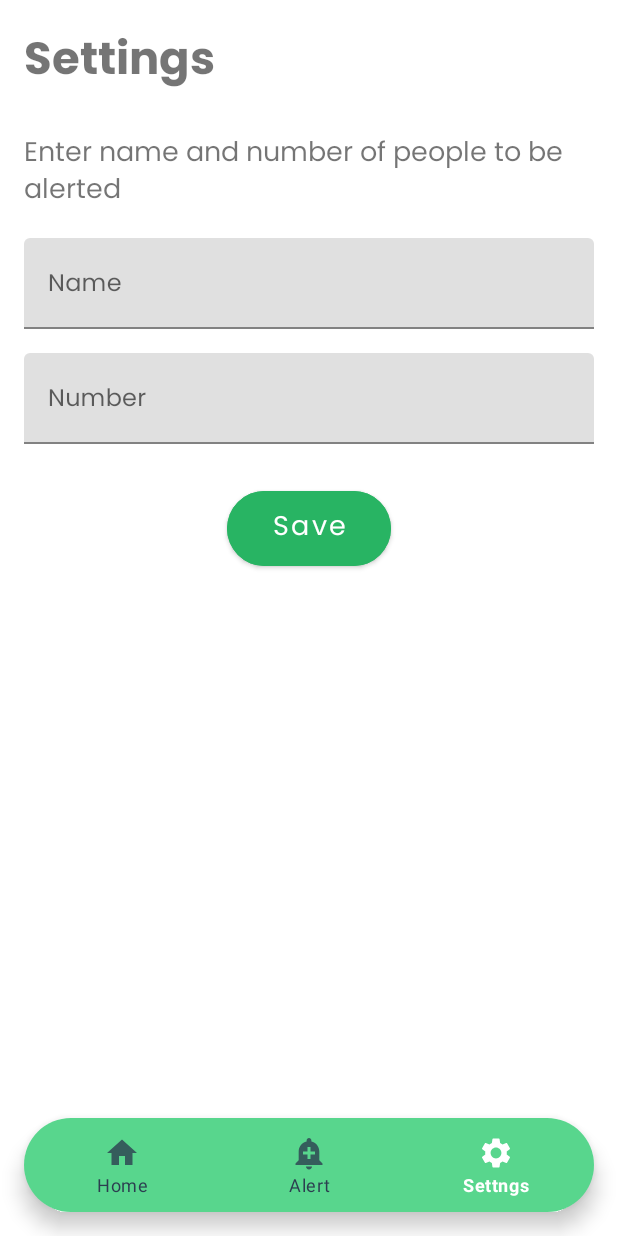
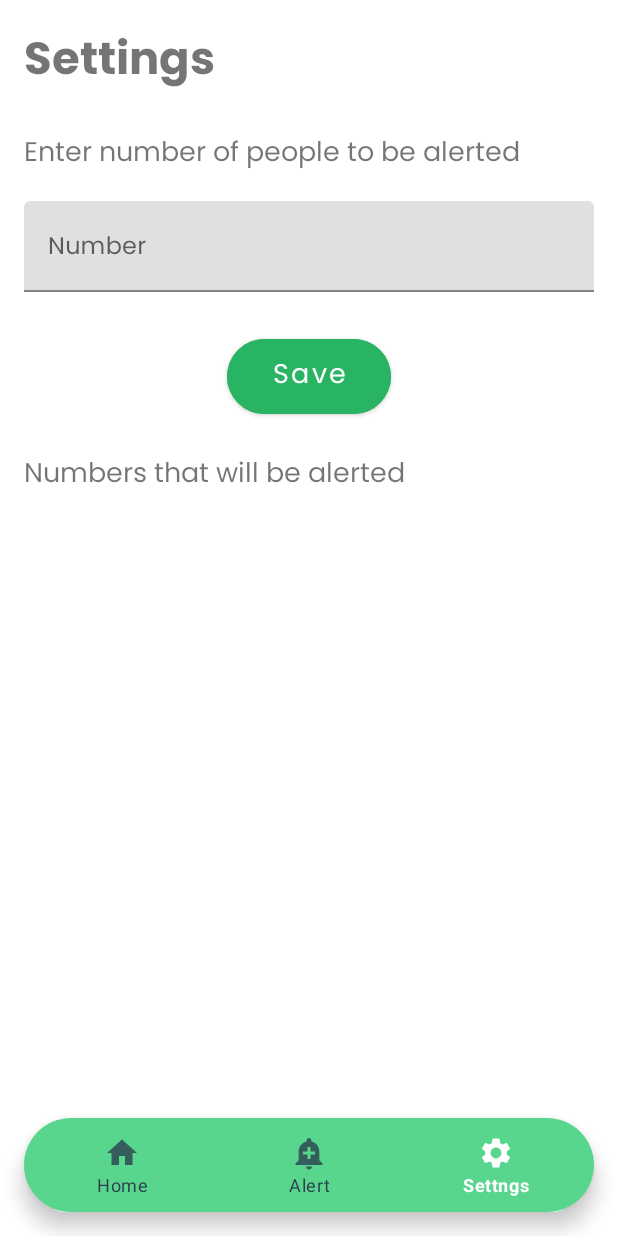
Before and after one commit to jaym21/Echo-Emergency, an Android app: the screen it shows after launch (MainActivity), item 3 of the bottom bar chosen, on a phone screen of 412 x 824 dp. Run offline under Robolectric (Android 15) with nearby library versions, the phone set to English and light mode, and no system bars; our stand-ins replace Room's generated code.

Commit message:
changed people to number

```diff
--- a/app/build.gradle
+++ b/app/build.gradle
@@ -65,4 +65,8 @@ dependencies {
     implementation "androidx.lifecycle:lifecycle-viewmodel-ktx:2.3.0"
     implementation "androidx.lifecycle:lifecycle-livedata-ktx:2.3.0"
     implementation "androidx.lifecycle:lifecycle-common-java8:2.3.0"
+
+    //coroutines
+    implementation 'org.jetbrains.kotlinx:kotlinx-coroutines-core:1.4.2'
+    implementation 'org.jetbrains.kotlinx:kotlinx-coroutines-android:1.4.2'
 }
--- a/app/src/main/java/com/example/echoemergency/MainActivity.kt
+++ b/app/src/main/java/com/example/echoemergency/MainActivity.kt
@@ -3,6 +3,8 @@ package com.example.echoemergency
 import androidx.appcompat.app.AppCompatActivity
 import android.os.Bundle
 import androidx.fragment.app.FragmentTransaction
+import androidx.lifecycle.ViewModelProvider
+import com.example.echoemergency.components.NumberViewModel
 import com.example.echoemergency.databinding.ActivityMainBinding
 import com.example.echoemergency.fragments.Alert
 import com.example.echoemergency.fragments.Home
@@ -17,6 +19,7 @@ class MainActivity : AppCompatActivity() {
     lateinit var homeFragment: Home
     lateinit var alertFragment: Alert
     lateinit var settingsFragment: Settings
+    lateinit var viewModel: NumberViewModel
 
     override fun onCreate(savedInstanceState: Bundle?) {
         super.onCreate(savedInstanceState)
@@ -63,5 +66,8 @@ class MainActivity : AppCompatActivity() {
 
             true
         }
+
+        //creating a instance or object of viewModel
+        viewModel = ViewModelProvider(this, ViewModelProvider.AndroidViewModelFactory.getInstance(application)).get(NumberViewModel::class.java)
     }
 }
--- /dev/null
+++ b/app/src/main/java/com/example/echoemergency/adapters/NumberRVAdapter.kt
@@ -0,0 +1,56 @@
+package com.example.echoemergency.adapters
+
+import android.content.Context
+import android.view.LayoutInflater
+import android.view.View
+import android.view.ViewGroup
+import android.widget.ImageView
+import android.widget.TextView
+import androidx.recyclerview.widget.RecyclerView
+import com.example.echoemergency.R
+import com.example.echoemergency.database.Number
+
+class NumberRVAdapter(val context: Context, private val listener: INumberRVAdapter): RecyclerView.Adapter<NumberRVAdapter.ViewHolder>() {
+
+    private val allNumbers = ArrayList<Number>()
+
+    inner class ViewHolder(itemView: View): RecyclerView.ViewHolder(itemView) {
+        val number: TextView = itemView.findViewById(R.id.tvNumber)
+        val delete: ImageView = itemView.findViewById(R.id.ivDelete)
+    }
+
+    override fun onCreateViewHolder(parent: ViewGroup, viewType: Int): ViewHolder {
+        val viewHolder = ViewHolder(LayoutInflater.from(context).inflate(R.layout.rv_number_item, parent, false))
+        viewHolder.delete.setOnClickListener {
+            //gets the position of the item clicked
+            listener.onItemClicked(allNumbers[viewHolder.adapterPosition])
+        }
+        return viewHolder
+    }
+
+    override fun onBindViewHolder(holder: ViewHolder, position: Int) {
+        val currentPerson = allNumbers[position]
+        holder.number.text = currentPerson.number
+    }
+
+    override fun getItemCount(): Int {
+        return allNumbers.size
+    }
+
+    //this function is to tell recyclerview the changes observed by viewModel
+    fun updateList(newList: List<Number>) {
+        //first clearing the older list of numbers
+        allNumbers.clear()
+        //adding the newList in which the changes are present
+        allNumbers.addAll(newList)
+        //updating the recyclerview with changes
+        notifyDataSetChanged()
+    }
+
+
+}
+
+//handling clicks
+interface INumberRVAdapter {
+    fun onItemClicked(number: Number)
+}
--- /dev/null
+++ b/app/src/main/java/com/example/echoemergency/components/NumberRepository.kt
@@ -0,0 +1,18 @@
+package com.example.echoemergency.components
+
+import androidx.lifecycle.LiveData
+import com.example.echoemergency.database.Number
+import com.example.echoemergency.database.NumberDAO
+
+//Repository is basically a simple class which is layer used to provide a cleaner API to viewModel or UI to communicate with
+class NumberRepository(private val numberDAO: NumberDAO) {
+
+    //Observed LiveData will notify the observer when the data has changed.
+    val allNumbers: LiveData<List<Number>> = numberDAO.getAllNumbers()  //this will get all people from PeopleDAO which will communicate with Database
+
+    //to insert a person
+    suspend fun insert(number: Number) = numberDAO.insert(number)
+
+    //to delete a person
+    suspend fun delete(number: Number) = numberDAO.delete(number)
+}
--- /dev/null
+++ b/app/src/main/java/com/example/echoemergency/components/NumberViewModel.kt
@@ -0,0 +1,35 @@
+package com.example.echoemergency.components
+
+import android.app.Application
+import androidx.lifecycle.AndroidViewModel
+import androidx.lifecycle.LiveData
+import androidx.lifecycle.viewModelScope
+import com.example.echoemergency.database.Number
+import com.example.echoemergency.database.NumberDatabase
+import kotlinx.coroutines.Dispatchers
+import kotlinx.coroutines.launch
+
+class NumberViewModel(application: Application) : AndroidViewModel(application) {
+
+    var allNumbers: LiveData<List<Number>>
+    var repository: NumberRepository
+
+    //initializing dao to get repository and allNumbers
+    init {
+        val dao = NumberDatabase.getDatabase(application).getNumberDAO()
+        //instantiating repository which will communicate with dao to get allNumbers
+        repository = NumberRepository(dao)
+        //getting allNumbers
+        allNumbers = repository.allNumbers
+    }
+
+    //calling insert function in repository, as it is a suspend fun in repository so we need to call it through viewModelScope which makes a background thread or coroutine
+    fun insertNumber(number: Number) = viewModelScope.launch(Dispatchers.IO) {
+        repository.insert(number)
+    }
+
+    //calling delete function in repository, as it is a suspend fun in repository so we need to call it through viewModelScope which makes a background thread or coroutine
+    fun deleteNumber(number: Number) = viewModelScope.launch(Dispatchers.IO) {
+        repository.delete(number)
+    }
+}
--- /dev/null
+++ b/app/src/main/java/com/example/echoemergency/database/NumberDAO.kt
@@ -0,0 +1,17 @@
+package com.example.echoemergency.database
+
+import androidx.lifecycle.LiveData
+import androidx.room.*
+
+@Dao
+interface NumberDAO {
+
+    @Insert(onConflict = OnConflictStrategy.IGNORE) //if same number is being added it will be ignored by help of onConflict
+    suspend fun insert(number: Number)
+
+    @Delete
+    suspend fun delete(number: Number)
+
+    @Query("Select * from numbers_table order by id ASC") //getting all numbers by order of their id
+    fun getAllNumbers(): LiveData<List<Number>> //LiveData is used to observe the changes made to data
+}
--- /dev/null
+++ b/app/src/main/java/com/example/echoemergency/database/NumberDatabase.kt
@@ -0,0 +1,33 @@
+package com.example.echoemergency.database
+
+import android.content.Context
+import androidx.room.Database
+import androidx.room.Room
+import androidx.room.RoomDatabase
+
+@Database(entities = [Number::class], version = 1, exportSchema = false)
+abstract class NumberDatabase: RoomDatabase() {
+
+    abstract fun getNumberDAO(): NumberDAO
+
+    companion object {
+        //Singleton prevents multiple instances of database opening at the same time.
+        @Volatile
+        private var INSTANCE: NumberDatabase? = null
+
+        fun getDatabase(context: Context): NumberDatabase {
+            // if the INSTANCE is not null, then return it,
+            // if it is, then create the database
+            return INSTANCE?: synchronized(this) {   //synchronized lock is put here so that two threads can not access database at once
+                val instance = Room.databaseBuilder(
+                    context.applicationContext,
+                    NumberDatabase::class.java,
+                    "number_database"
+                ).build()
+                INSTANCE = instance
+                // return instance
+                instance
+            }
+        }
+    }
+}
--- a/app/src/main/java/com/example/echoemergency/fragments/Settings.kt
+++ b/app/src/main/java/com/example/echoemergency/fragments/Settings.kt
@@ -5,12 +5,22 @@ import androidx.fragment.app.Fragment
 import android.view.LayoutInflater
 import android.view.View
 import android.view.ViewGroup
+import android.widget.Toast
+import androidx.lifecycle.Observer
+import androidx.recyclerview.widget.LinearLayoutManager
+import com.example.echoemergency.MainActivity
+import com.example.echoemergency.adapters.INumberRVAdapter
+import com.example.echoemergency.adapters.NumberRVAdapter
+import com.example.echoemergency.components.NumberViewModel
+import com.example.echoemergency.database.Number
 import com.example.echoemergency.databinding.FragmentSettingsBinding
 
-class Settings : Fragment() {
+class Settings : Fragment(), INumberRVAdapter {
 
     //viewBinding
     private lateinit var binding: FragmentSettingsBinding
+
+    private lateinit var viewModel: NumberViewModel
 
     override fun onCreateView(
         inflater: LayoutInflater, container: ViewGroup?,
@@ -21,4 +31,47 @@ class Settings : Fragment() {
         return binding.root
     }
 
+
+    override fun onActivityCreated(savedInstanceState: Bundle?) {
+        super.onActivityCreated(savedInstanceState)
+
+        //initializing viewModel by casting this as MainActivity so that we have access to the viewModel created in MainActivity
+        viewModel = (activity as MainActivity).viewModel
+
+        //initializing recyclerView
+        binding.rvAlertNumber.layoutManager = LinearLayoutManager(activity)
+
+        //initializing adapter
+        val adapter = NumberRVAdapter(requireContext(), this)
+
+        //passing adapter to recyclerView
+        binding.rvAlertNumber.adapter = adapter
+
+        //observing allNumbers LiveData to see changes and update ui if changes are made
+        viewModel.allNumbers.observe(viewLifecycleOwner, Observer { list -> list?.let {
+            //checking if the list is null that is no change is observed then this function won't get executed
+            adapter.updateList(it)
+        } })
+
+
+        binding.btnSave.setOnClickListener {
+
+            val enteredNumber = binding.etNumber.text.toString()
+
+            //checking number is empty or not before adding to the list
+            if (enteredNumber.isNotEmpty()) {
+                viewModel.insertNumber(Number(enteredNumber))
+            } else {
+                Toast.makeText(context, "Enter number of person to be saved", Toast.LENGTH_SHORT).show()
+            }
+
+        }
+    }
+
+    override fun onItemClicked(number: Number) {
+        //whenever a number is clicked we call the delete fun in viewModel
+        viewModel.deleteNumber(number)
+    }
+
+
 }
--- a/app/src/main/res/layout/fragment_settings.xml
+++ b/app/src/main/res/layout/fragment_settings.xml
@@ -19,25 +19,10 @@
     <TextView
         android:layout_width="match_parent"
         android:layout_height="wrap_content"
-        android:text="Enter name and number of people to be alerted"
+        android:text="Enter number of people to be alerted"
         android:textSize="18sp"
         android:fontFamily="@font/poppins_regular"
         android:layout_marginTop="20dp"/>
-
-    <com.google.android.material.textfield.TextInputLayout
-        android:layout_width="match_parent"
-        android:layout_height="wrap_content"
-        android:hint="Name"
-        android:fontFamily="@font/poppins_regular"
-        android:layout_marginTop="16dp">
-
-        <com.google.android.material.textfield.TextInputEditText
-            android:id="@+id/etName"
-            android:layout_width="match_parent"
-            android:layout_height="match_parent"
-            android:fontFamily="@font/poppins_regular"/>
-
-    </com.google.android.material.textfield.TextInputLayout>
 
     <com.google.android.material.textfield.TextInputLayout
         android:layout_width="match_parent"
@@ -71,8 +56,16 @@
         android:paddingRight="30dp"
         app:cornerRadius="30dp"/>
 
+    <TextView
+        android:layout_width="match_parent"
+        android:layout_height="wrap_content"
+        android:text="Numbers that will be alerted"
+        android:textSize="18sp"
+        android:fontFamily="@font/poppins_regular"
+        android:layout_marginTop="20dp"/>
+
     <androidx.recyclerview.widget.RecyclerView
-        android:id="@+id/rvAlertPeople"
+        android:id="@+id/rvAlertNumber"
         android:layout_width="match_parent"
         android:layout_height="wrap_content"
         android:layout_marginTop="16dp"
--- a/app/src/main/res/values/colors.xml
+++ b/app/src/main/res/values/colors.xml
@@ -1,14 +1,12 @@
 <?xml version="1.0" encoding="utf-8"?>
 <resources>
-    <color name="purple_200">#FFBB86FC</color>
-    <color name="purple_500">#FF6200EE</color>
-    <color name="purple_700">#FF3700B3</color>
+    <color name="light_green">#58D68D</color>
+    <color name="green">#28B463</color>
+    <color name="dark_green">#1D8348</color>
     <color name="teal_200">#FF03DAC5</color>
     <color name="teal_700">#FF018786</color>
     <color name="black">#FF000000</color>
     <color name="white">#FFFFFFFF</color>
 
-    <color name="light_green">#58D68D</color>
-    <color name="green">#28B463</color>
-    <color name="dark_green">#1D8348</color>
+
 </resources>
--- a/app/src/main/res/values/themes.xml
+++ b/app/src/main/res/values/themes.xml
@@ -2,8 +2,8 @@
     <!-- Base application theme. -->
     <style name="Theme.EchoEmergency" parent="Theme.MaterialComponents.DayNight.NoActionBar">
         <!-- Primary brand color. -->
-        <item name="colorPrimary">@color/purple_500</item>
-        <item name="colorPrimaryVariant">@color/purple_700</item>
+        <item name="colorPrimary">@color/green</item>
+        <item name="colorPrimaryVariant">@color/dark_green</item>
         <item name="colorOnPrimary">@color/white</item>
         <!-- Secondary brand color. -->
         <item name="colorSecondary">@color/teal_200</item>
```
Also changed, not shown: app/src/main/java/com/example/echoemergency/database/Number.kt (added, +10 -0 lines), app/src/main/res/layout/rv_number_item.xml (added, +26 -0 lines).
